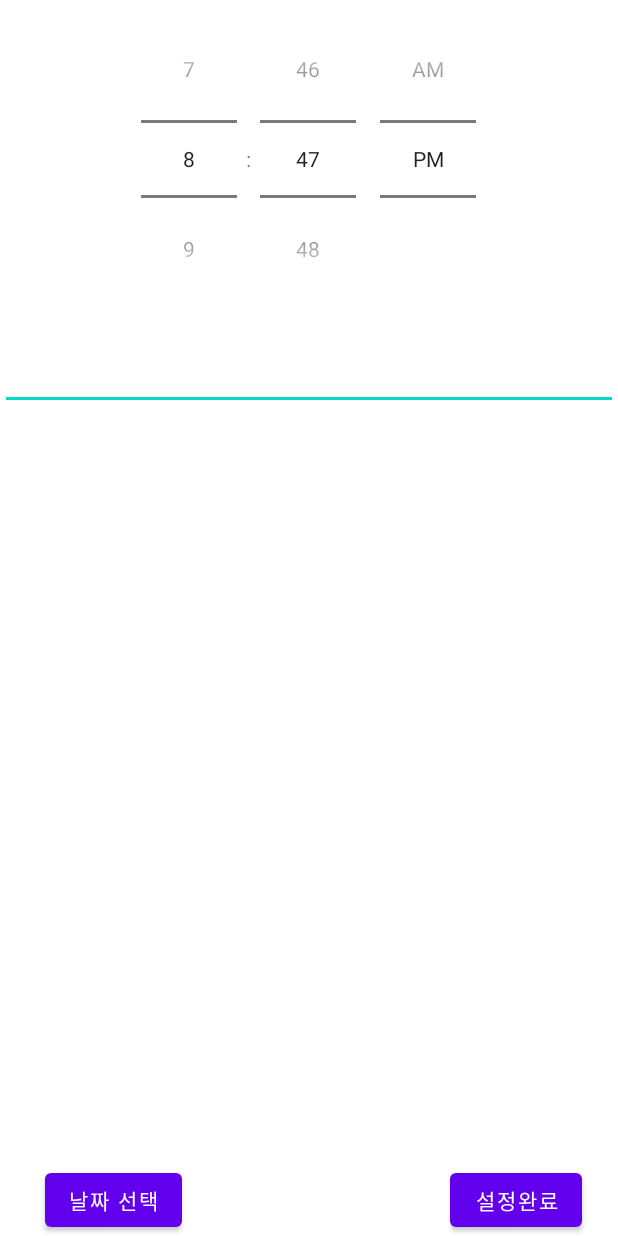
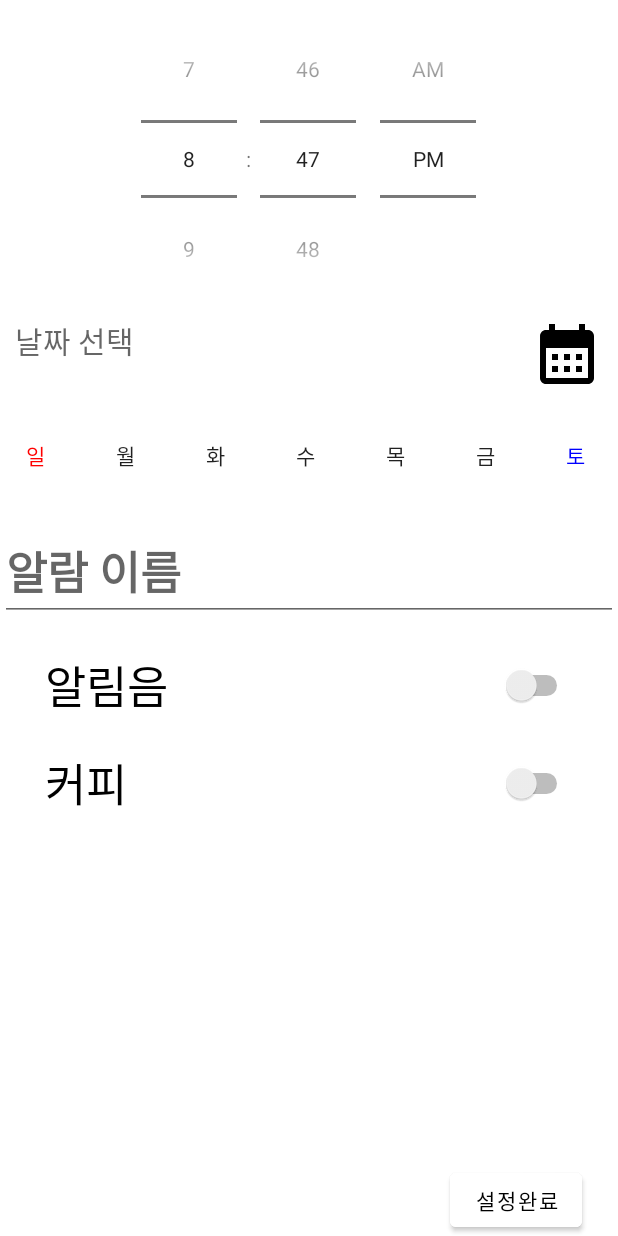
Before and after one commit to sdds3441/coffee, an Android app: the TimeSettingActivity screen opened directly, with no data from a screen before it, on a phone screen of 412 x 824 dp. Run offline under Robolectric (Android 15) with nearby library versions, the phone set to English and light mode, and no system bars.

Commit message:
timesetting 커스텀

```diff
--- a/app/build.gradle
+++ b/app/build.gradle
@@ -9,7 +9,7 @@ android {
 
     defaultConfig {
         applicationId "com.example.coffee"
-        minSdk 26
+        minSdk 30
         targetSdk 33
         versionCode 1
         versionName "1.0"
--- a/app/src/main/java/com/example/coffee/TimesetFragment.kt
+++ b/app/src/main/java/com/example/coffee/TimesetFragment.kt
@@ -20,6 +20,7 @@ import androidx.recyclerview.widget.LinearLayoutManager
 import androidx.recyclerview.widget.RecyclerView
 import androidx.recyclerview.widget.RecyclerView.LayoutManager
 import com.example.coffee.databinding.FragmentTimesetBinding
+import com.example.coffee.databinding.ListItemBinding
 import java.time.LocalDateTime
 import java.util.*
 
@@ -64,7 +65,7 @@ class TimesetFragment : Fragment() {
     ): View? {
 
         val binding = FragmentTimesetBinding.inflate(inflater, container, false)
-
+        val binding2= ListItemBinding.inflate(inflater, container, false)
 
         listAdapter = ListAdapter(naviActivity)
         binding.rvList.adapter = listAdapter
@@ -75,17 +76,11 @@ class TimesetFragment : Fragment() {
             selected_cardview=1000
         }
 
-        /*datas.apply {
-            add(ListItem(name = "아침", time ="6:23" , date = "5월4일"))
+        binding2.alSwitch.setOnCheckedChangeListener{_, isChecked->
+            alarm_on = isChecked
 
-            listAdapter.datas = datas
-            listAdapter.notifyDataSetChanged()
-
-        }*/
-
-        val view = inflater.inflate(R.layout.fragment_timeset, container, false)
-        //val switch :Switch = view.findViewById(R.id.al_switch)
-
+            Log.d("스위치",alarm_on.toString())
+        }
 
         listAdapter.setOnItemClickListener(object : ListAdapter.OnItemClickListener {
 
--- /dev/null
+++ b/app/src/main/res/drawable/baseline_calendar_month_24.xml
@@ -0,0 +1,5 @@
+<vector android:height="24dp" android:tint="#000000"
+    android:viewportHeight="24" android:viewportWidth="24"
+    android:width="24dp" xmlns:android="http://schemas.android.com/apk/res/android">
+    <path android:fillColor="@android:color/black" android:pathData="M19,4h-1V2h-2v2H8V2H6v2H5C3.89,4 3.01,4.9 3.01,6L3,20c0,1.1 0.89,2 2,2h14c1.1,0 2,-0.9 2,-2V6C21,4.9 20.1,4 19,4zM19,20H5V10h14V20zM9,14H7v-2h2V14zM13,14h-2v-2h2V14zM17,14h-2v-2h2V14zM9,18H7v-2h2V18zM13,18h-2v-2h2V18zM17,18h-2v-2h2V18z"/>
+</vector>
--- a/app/src/main/res/layout/activity_timesetting.xml
+++ b/app/src/main/res/layout/activity_timesetting.xml
@@ -1,21 +1,11 @@
 <?xml version="1.0" encoding="utf-8"?>
 <RelativeLayout xmlns:android="http://schemas.android.com/apk/res/android"
-    xmlns:card_view="http://schemas.android.com/apk/res-auto"
+    xmlns:app="http://schemas.android.com/apk/res-auto"
+    xmlns:tools="http://schemas.android.com/tools"
     android:layout_width="match_parent"
     android:layout_height="match_parent"
     android:orientation="vertical"
     android:id="@+id/parents">
-
-    <EditText
-        android:id="@+id/al_name"
-        android:layout_width="match_parent"
-        android:layout_height="wrap_content"
-        android:layout_below="@id/timePicker"
-        android:layout_centerHorizontal="true"
-        android:inputType="text"
-        android:textSize="30sp"
-        android:textStyle="bold" />
-
 
     <TimePicker
         android:id="@+id/timePicker"
@@ -25,13 +15,15 @@
         android:layout_centerInParent="true"
         android:timePickerMode="spinner" />
 
-   <Button
-         android:layout_width="wrap_content"
-         android:layout_height="wrap_content"
-         android:id="@+id/date_sel"
-         android:layout_marginStart="30dp"
-       android:layout_alignParentBottom="true"
-         android:text="날짜 선택" />
+    <Button
+        android:id="@+id/date_sel"
+        android:layout_width="48dp"
+        android:layout_height="48dp"
+        android:layout_alignRight="@id/DOW"
+        android:layout_alignBottom="@id/date_test"
+        android:layout_marginRight="10dp"
+        android:background="@drawable/baseline_calendar_month_24"
+        tools:ignore="SpeakableTextPresentCheck" />
 
     <Button
         android:layout_width="wrap_content"
@@ -39,13 +31,130 @@
         android:id="@+id/sel_complete"
         android:layout_marginStart="300dp"
         android:layout_alignParentBottom="true"
-        android:text="설정완료" />
+        android:text="설정완료"
+        android:textColor="@color/black"
+        android:backgroundTint="@color/white"/>
+
+    <com.google.android.material.chip.ChipGroup
+        android:layout_width="match_parent"
+        android:layout_height="wrap_content"
+        android:id="@+id/DOW"
+        app:chipSpacingHorizontal="12dp"
+        android:layout_below="@id/date_test"
+        android:layout_marginTop="20dp"
+        >
+
+        <com.google.android.material.chip.Chip
+            android:id="@+id/Sunday"
+            android:layout_width="wrap_content"
+            android:layout_height="wrap_content"
+            android:text="일"
+            android:textColor="@color/red"
+            app:chipBackgroundColor="@color/white"
+            />
+
+        <com.google.android.material.chip.Chip
+            android:id="@+id/Monday"
+            android:layout_width="wrap_content"
+            android:layout_height="wrap_content"
+            app:chipBackgroundColor="@color/white"
+            android:text="월"/>
+        <com.google.android.material.chip.Chip
+            android:id="@+id/Tuesday"
+            android:layout_width="wrap_content"
+            android:layout_height="wrap_content"
+            app:chipBackgroundColor="@color/white"
+            android:text="화"/>
+        <com.google.android.material.chip.Chip
+            android:id="@+id/Wednesday"
+            android:layout_width="wrap_content"
+            android:layout_height="wrap_content"
+            app:chipBackgroundColor="@color/white"
+            android:text="수"/>
+        <com.google.android.material.chip.Chip
+            android:id="@+id/Thursday"
+            android:layout_width="wrap_content"
+            android:layout_height="wrap_content"
+            app:chipBackgroundColor="@color/white"
+            android:text="목"/>
+        <com.google.android.material.chip.Chip
+            android:id="@+id/Friday"
+            android:layout_width="wrap_content"
+            android:layout_height="wrap_content"
+            app:chipBackgroundColor="@color/white"
+            android:text="금"/>
+        <com.google.android.material.chip.Chip
+            android:id="@+id/Saturday"
+            android:layout_width="wrap_content"
+            android:layout_height="wrap_content"
+            app:chipBackgroundColor="@color/white"
+            android:textColor="@color/blue"
+            android:text="토"/>
+
+    </com.google.android.material.chip.ChipGroup>
+
+    <EditText
+        android:id="@+id/al_name"
+        android:hint="알람 이름"
+        android:layout_width="match_parent"
+        android:layout_height="wrap_content"
+        android:layout_marginTop="20dp"
+        android:layout_below="@id/DOW"
+        android:layout_centerHorizontal="true"
+        android:inputType="text"
+        android:textSize="30sp"
+        android:textStyle="bold" />
+    <TextView
+        android:layout_width="wrap_content"
+        android:layout_height="48dp"
+        android:layout_below="@id/timePicker"
+        android:textColor="@color/black"
+        android:hint="날짜 선택"
+        android:textSize="20sp"
+        android:gravity="top"
+        android:layout_marginStart="10dp"
+        android:id="@+id/date_test"/>
 
     <TextView
-        android:layout_width="match_parent"
-        android:layout_height="match_parent"
-        android:layout_below="@id/al_name"
-        android:id="@+id/date_test"/>
+            android:layout_width="wrap_content"
+            android:layout_height="wrap_content"
+            android:text="알림음"
+            android:textColor="@color/black"
+            android:layout_marginLeft="30dp"
+            android:layout_marginTop="20dp"
+            android:layout_below="@id/al_name"
+            android:id="@+id/Sound"
+            android:textSize="30sp"/>
+
+    <Switch
+        android:layout_width="48dp"
+        android:layout_height="48dp"
+        android:layout_alignRight="@id/al_name"
+        android:layout_alignTop="@id/Sound"
+        android:layout_alignBottom="@id/Sound"
+        android:layout_marginRight="30dp"
+        android:id="@+id/Sound_sw"
+        />
+
+    <TextView
+        android:layout_width="wrap_content"
+        android:layout_height="wrap_content"
+        android:text="커피"
+        android:textColor="@color/black"
+        android:layout_marginLeft="30dp"
+        android:layout_marginTop="20dp"
+        android:layout_below="@id/Sound"
+        android:id="@+id/Coffee"
+        android:textSize="30sp"/>
+
+    <Switch
+        android:layout_width="48dp"
+        android:layout_height="48dp"
+        android:layout_alignRight="@id/al_name"
+        android:layout_alignTop="@id/Coffee"
+        android:layout_alignBottom="@id/Coffee"
+        android:layout_marginRight="30dp"
+        android:id="@+id/Coffee_sw"/>
 
 
 </RelativeLayout>
--- a/app/src/main/res/values/colors.xml
+++ b/app/src/main/res/values/colors.xml
@@ -9,4 +9,6 @@
     <color name="white">#FFFFFFFF</color>
     <color name="gray">#BAB5B5</color>
     <color name="beige">#E9E0E0</color>
+    <color name="red">#FF0000</color>
+    <color name="blue">#0000FF</color>
 </resources>
--- a/app/src/main/res/values/themes.xml
+++ b/app/src/main/res/values/themes.xml
@@ -2,7 +2,7 @@
     <!-- Base application theme. -->
     <style name="Theme.Coffee" parent="Theme.MaterialComponents.DayNight.DarkActionBar">
         <!-- Primary brand color. -->
-        <item name="colorPrimary">@color/purple_500</item>
+        <item name="colorPrimary">@color/black</item>
         <item name="colorPrimaryVariant">@color/purple_700</item>
         <item name="colorOnPrimary">@color/white</item>
         <!-- Secondary brand color. -->
```
